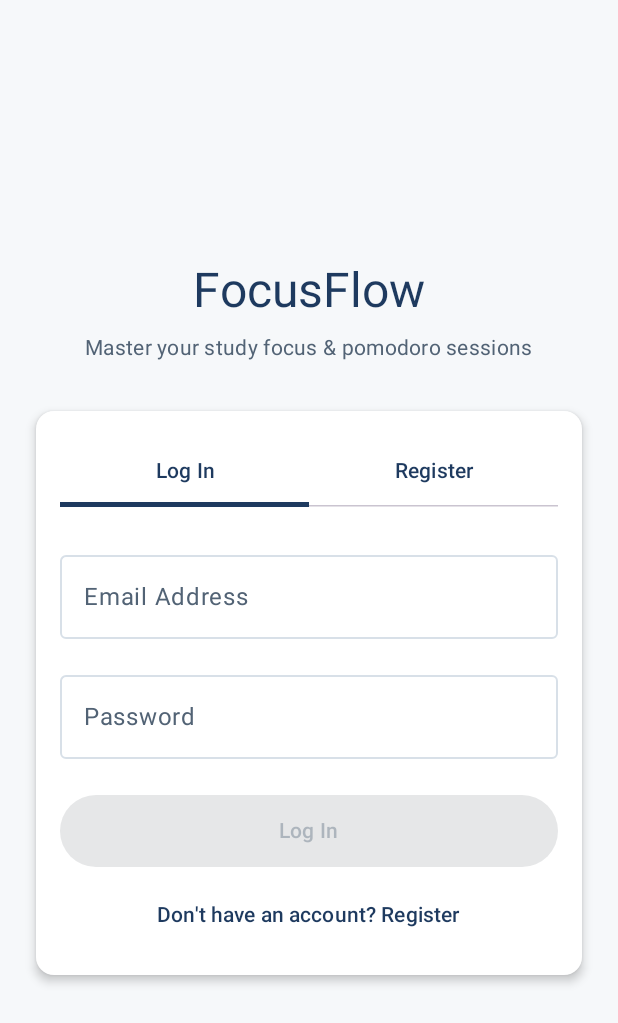
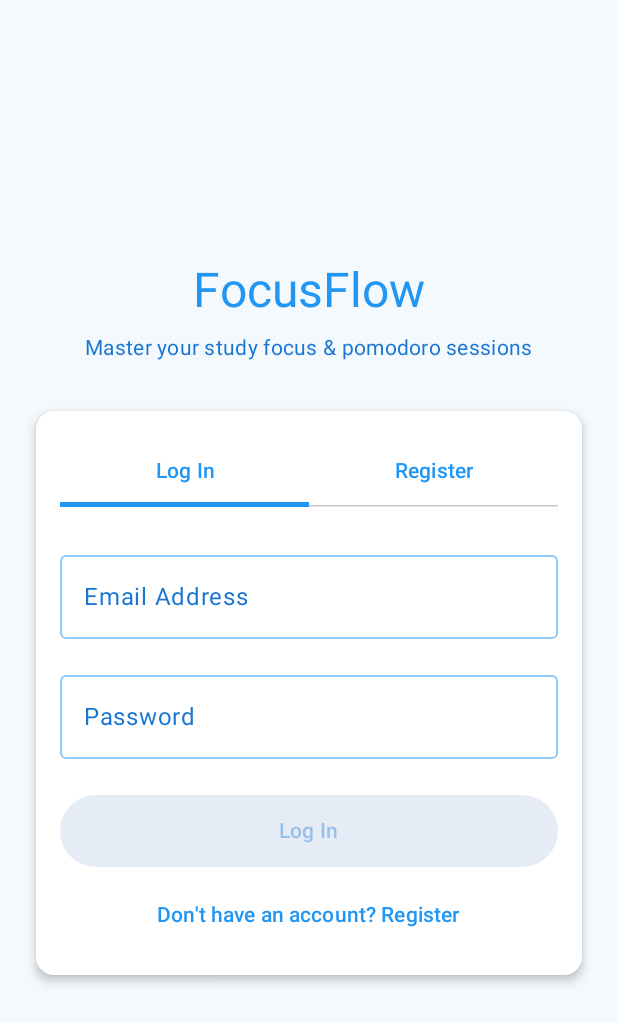
Before and after one commit to DidulaKaru/Focus, an Android app built with Jetpack Compose: the screen it shows after launch (MainActivity), on a phone screen of 412 x 824 dp. Shown: the top 1023 px of the screen. Run offline under Robolectric (Android 15) with nearby library versions, the phone set to English and light mode, and no system bars; our stand-ins replace Dagger/Hilt's generated code, Firebase (no records; nobody signed in at launch, a user with empty details on screens opened directly).

Commit message:
UI changes

```diff
--- a/app/src/main/java/com/focusflow/app/ui/components/AddTaskDialog.kt
+++ b/app/src/main/java/com/focusflow/app/ui/components/AddTaskDialog.kt
@@ -49,6 +49,11 @@ import com.focusflow.app.model.Priority
 import com.focusflow.app.model.SubtaskModel
 import java.util.Calendar
 import java.util.TimeZone
+
+private fun formatDeadlineText(epochMillis: Long): String {
+    val sdf = java.text.SimpleDateFormat("MMM dd, yyyy", java.util.Locale.getDefault())
+    return sdf.format(java.util.Date(epochMillis))
+}
 
 @OptIn(ExperimentalMaterial3Api::class)
 @Composable
@@ -214,7 +219,7 @@ fun AddTaskDialog(
                                     modifier = Modifier.fillMaxWidth()
                                 ) {
                                     Text(
-                                        text = "• ${subtask.title}",
+                                        text = subtask.title,
                                         style = MaterialTheme.typography.bodyMedium,
                                         modifier = Modifier.weight(1f)
                                     )
@@ -258,7 +263,7 @@ fun AddTaskDialog(
                         modifier = Modifier.weight(1f)
                     ) {
                         Text(
-                            deadlineEpoch?.let { "Due: ${formatDeadline(it)}" } ?: "Set deadline (optional)"
+                            deadlineEpoch?.let { "Due: ${formatDeadlineText(it)}" } ?: "Set deadline (optional)"
                         )
                     }
                     if (deadlineEpoch != null) {
@@ -333,7 +338,6 @@ fun AddTaskDialog(
     }
 }
 
-// DatePicker works in UTC midnight; store the chosen calendar day as 09:00 local time.
 private fun pickerUtcToLocal(utcMillis: Long): Long {
     val utc = Calendar.getInstance(TimeZone.getTimeZone("UTC")).apply { timeInMillis = utcMillis }
     return Calendar.getInstance().apply {
--- a/app/src/main/java/com/focusflow/app/ui/navigation/NavGraph.kt
+++ b/app/src/main/java/com/focusflow/app/ui/navigation/NavGraph.kt
@@ -1,10 +1,11 @@
 package com.focusflow.app.ui.navigation
 
-import com.focusflow.app.repository.RepositoryErrors
-import androidx.compose.material3.SnackbarHostState
-import androidx.compose.material3.SnackbarHost
+import androidx.compose.animation.core.tween
+import androidx.compose.animation.fadeIn
+import androidx.compose.animation.fadeOut
+import androidx.compose.animation.slideInHorizontally
+import androidx.compose.animation.slideOutHorizontally
 import androidx.compose.foundation.layout.padding
-import androidx.compose.foundation.layout.imePadding
 import androidx.compose.foundation.layout.systemBarsPadding
 import androidx.compose.material.icons.Icons
 import androidx.compose.material.icons.filled.DateRange
@@ -20,9 +21,9 @@ import androidx.compose.runtime.Composable
 import androidx.compose.runtime.LaunchedEffect
 import androidx.compose.runtime.collectAsState
 import androidx.compose.runtime.getValue
-import androidx.compose.runtime.remember
 import androidx.compose.ui.Modifier
-import androidx.hilt.navigation.compose.hiltViewModel
+import androidx.lifecycle.viewmodel.compose.viewModel
+import androidx.navigation.NavGraph.Companion.findStartDestination
 import androidx.navigation.NavType
 import androidx.navigation.compose.NavHost
 import androidx.navigation.compose.composable
@@ -49,13 +50,12 @@ object Screen {
 
 @Composable
 fun FocusFlowApp(
-    authViewModel: AuthViewModel = hiltViewModel(),
-    taskViewModel: TaskViewModel = hiltViewModel(),
-    pomodoroViewModel: PomodoroViewModel = hiltViewModel()
+    authViewModel: AuthViewModel = viewModel(),
+    taskViewModel: TaskViewModel = viewModel(),
+    pomodoroViewModel: PomodoroViewModel = viewModel()
 ) {
     val navController = rememberNavController()
     val authState by authViewModel.authState.collectAsState()
-    val startDestination = remember { if (authState) Screen.DASHBOARD else Screen.AUTH }
     val themeMode by pomodoroViewModel.themeModeStateFlow.collectAsState()
 
     val navBackStackEntry by navController.currentBackStackEntryAsState()
@@ -77,15 +77,9 @@ fun FocusFlowApp(
 
     val showBottomBar = authState && currentRoute != Screen.AUTH
 
-    val snackbarHostState = remember { SnackbarHostState() }
-    LaunchedEffect(Unit) {
-        RepositoryErrors.events.collect { snackbarHostState.showSnackbar(it) }
-    }
-
     FocusFlowTheme(themeMode = themeMode) {
         Scaffold(
-            modifier = Modifier.systemBarsPadding().imePadding(),
-            snackbarHost = { SnackbarHost(snackbarHostState) },
+            modifier = Modifier.systemBarsPadding(),
             bottomBar = {
                 if (showBottomBar) {
                     NavigationBar {
@@ -95,7 +89,7 @@ fun FocusFlowApp(
                             selected = currentRoute == Screen.DASHBOARD,
                             onClick = {
                                 navController.navigate(Screen.DASHBOARD) {
-                                    popUpTo(Screen.DASHBOARD) {
+                                    popUpTo(navController.graph.findStartDestination().id) {
                                         saveState = true
                                     }
                                     launchSingleTop = true
@@ -109,7 +103,7 @@ fun FocusFlowApp(
                             selected = currentRoute == Screen.ANALYTICS,
                             onClick = {
                                 navController.navigate(Screen.ANALYTICS) {
-                                    popUpTo(Screen.DASHBOARD) {
+                                    popUpTo(navController.graph.findStartDestination().id) {
                                         saveState = true
                                     }
                                     launchSingleTop = true
@@ -123,7 +117,7 @@ fun FocusFlowApp(
                             selected = currentRoute?.startsWith(Screen.POMODORO) == true,
                             onClick = {
                                 navController.navigate("${Screen.POMODORO}/none") {
-                                    popUpTo(Screen.DASHBOARD) {
+                                    popUpTo(navController.graph.findStartDestination().id) {
                                         saveState = true
                                     }
                                     launchSingleTop = true
@@ -137,7 +131,7 @@ fun FocusFlowApp(
                             selected = currentRoute == Screen.SETTINGS,
                             onClick = {
                                 navController.navigate(Screen.SETTINGS) {
-                                    popUpTo(Screen.DASHBOARD) {
+                                    popUpTo(navController.graph.findStartDestination().id) {
                                         saveState = true
                                     }
                                     launchSingleTop = true
@@ -151,7 +145,11 @@ fun FocusFlowApp(
         ) { paddingValues ->
             NavHost(
                 navController = navController,
-                startDestination = startDestination,
+                startDestination = if (authState) Screen.DASHBOARD else Screen.AUTH,
+                enterTransition = { fadeIn(animationSpec = tween(250)) + slideInHorizontally { it / 6 } },
+                exitTransition = { fadeOut(animationSpec = tween(250)) + slideOutHorizontally { -it / 6 } },
+                popEnterTransition = { fadeIn(animationSpec = tween(250)) + slideInHorizontally { -it / 6 } },
+                popExitTransition = { fadeOut(animationSpec = tween(250)) + slideOutHorizontally { it / 6 } },
                 modifier = Modifier.padding(paddingValues)
             ) {
                 composable(Screen.AUTH) {
--- a/app/src/main/java/com/focusflow/app/ui/screens/DashboardScreen.kt
+++ b/app/src/main/java/com/focusflow/app/ui/screens/DashboardScreen.kt
@@ -24,6 +24,7 @@ import androidx.compose.material.icons.Icons
 import androidx.compose.material.icons.filled.Add
 import androidx.compose.material.icons.filled.ArrowDropDown
 import androidx.compose.material.icons.filled.Clear
+import androidx.compose.material.icons.filled.DateRange
 import androidx.compose.material.icons.filled.ExitToApp
 import androidx.compose.material.icons.filled.List
 import androidx.compose.material.icons.filled.Search
@@ -232,7 +233,7 @@ fun DashboardScreen(
                     }
                 }
                 is TasksUiState.Success -> {
-                    // Daily Focus Ring & Streak Bar Header
+                    // Daily Focus Ring & Streak Bar Header (Clean Vector Icons, Zero Emojis)
                     Surface(
                         color = MaterialTheme.colorScheme.surfaceVariant.copy(alpha = 0.35f),
                         shape = RoundedCornerShape(16.dp),
@@ -275,9 +276,11 @@ fun DashboardScreen(
                                             style = Stroke(width = 4.dp.toPx(), cap = StrokeCap.Round)
                                         )
                                     }
-                                    Text(
-                                        text = "🎯",
-                                        style = MaterialTheme.typography.bodySmall
+                                    Icon(
+                                        imageVector = Icons.Default.DateRange,
+                                        contentDescription = null,
+                                        tint = primaryColor,
+                                        modifier = Modifier.size(18.dp)
                                     )
                                 }
                                 Spacer(modifier = Modifier.width(12.dp))
@@ -288,7 +291,7 @@ fun DashboardScreen(
                                         color = MaterialTheme.colorScheme.onSurface
                                     )
                                     Text(
-                                        text = "🔥 $streakDays Day Streak",
+                                        text = "Streak: $streakDays days",
                                         style = MaterialTheme.typography.bodySmall,
                                         color = MaterialTheme.colorScheme.primary
                                     )
@@ -436,7 +439,7 @@ fun DashboardScreen(
                     ) {
                         Row(
                             verticalAlignment = Alignment.CenterVertically,
-                            modifier = Modifier.fillMaxWidth().padding(end = 80.dp) // keep clear of the FAB
+                            modifier = Modifier.fillMaxWidth().padding(end = 80.dp)
                         ) {
                             OutlinedTextField(
                                 value = quickTaskTitle,
--- a/app/src/main/java/com/focusflow/app/ui/theme/Theme.kt
+++ b/app/src/main/java/com/focusflow/app/ui/theme/Theme.kt
@@ -16,42 +16,42 @@ import androidx.compose.ui.platform.LocalView
 import androidx.core.view.WindowCompat
 import com.focusflow.app.repository.ThemeMode
 
-// "Oceanic Midnight & Luminous Ice Blue" (Dark Palette)
+// Dark Mode Palette (#0B132B, #1C2541, #3A506B, #5BC0BE)
 private val DarkColorScheme = darkColorScheme(
-    primary = Color(0xFF7EB8F0),
-    onPrimary = Color(0xFF081D33),
-    primaryContainer = Color(0xFF173352),
-    onPrimaryContainer = Color(0xFFDDEEFE),
-    secondary = Color(0xFF72C5D3),
-    secondaryContainer = Color(0xFF153B44),
-    onSecondaryContainer = Color(0xFFCFEFF5),
-    tertiary = Color(0xFF94B5D6),
-    background = Color(0xFF0B131E),
-    surface = Color(0xFF121C2B),
-    surfaceVariant = Color(0xFF1A2638),
-    onBackground = Color(0xFFECF2F8),
-    onSurface = Color(0xFFECF2F8),
-    onSurfaceVariant = Color(0xFFA1B3C6),
-    outline = Color(0xFF27384C)
+    primary = Color(0xFF5BC0BE),
+    onPrimary = Color(0xFF0B132B),
+    primaryContainer = Color(0xFF1C2541),
+    onPrimaryContainer = Color(0xFF5BC0BE),
+    secondary = Color(0xFF3A506B),
+    secondaryContainer = Color(0xFF1C2541),
+    onSecondaryContainer = Color(0xFF5BC0BE),
+    tertiary = Color(0xFF6FFFE9),
+    background = Color(0xFF0B132B),
+    surface = Color(0xFF1C2541),
+    surfaceVariant = Color(0xFF3A506B),
+    onBackground = Color(0xFFE6F4F5),
+    onSurface = Color(0xFFE6F4F5),
+    onSurfaceVariant = Color(0xFFA5C4D4),
+    outline = Color(0xFF3A506B)
 )
 
-// "Nordic Frost & Deep Slate" (Light Palette)
+// Light Mode Palette (#E3F2FD, #90CAF9, #2196F3, #0D47A1)
 private val LightColorScheme = lightColorScheme(
-    primary = Color(0xFF1E3A5F),
+    primary = Color(0xFF2196F3),
     onPrimary = Color.White,
-    primaryContainer = Color(0xFFE1EAF5),
-    onPrimaryContainer = Color(0xFF0D2340),
-    secondary = Color(0xFF3B6978),
-    secondaryContainer = Color(0xFFE0EDF2),
-    onSecondaryContainer = Color(0xFF122C34),
-    tertiary = Color(0xFF4A6984),
-    background = Color(0xFFF6F8FA),
+    primaryContainer = Color(0xFFE3F2FD),
+    onPrimaryContainer = Color(0xFF0D47A1),
+    secondary = Color(0xFF1565C0),
+    secondaryContainer = Color(0xFFE3F2FD),
+    onSecondaryContainer = Color(0xFF0D47A1),
+    tertiary = Color(0xFF1E88E5),
+    background = Color(0xFFF4F9FD),
     surface = Color(0xFFFFFFFF),
-    surfaceVariant = Color(0xFFEDF1F5),
-    onBackground = Color(0xFF111A24),
-    onSurface = Color(0xFF111A24),
-    onSurfaceVariant = Color(0xFF526375),
-    outline = Color(0xFFD8E0E8)
+    surfaceVariant = Color(0xFFE3F2FD),
+    onBackground = Color(0xFF0D47A1),
+    onSurface = Color(0xFF0D47A1),
+    onSurfaceVariant = Color(0xFF1976D2),
+    outline = Color(0xFF90CAF9)
 )
 
 @Composable
--- a/app/src/main/java/com/focusflow/app/ui/viewmodel/TaskViewModel.kt
+++ b/app/src/main/java/com/focusflow/app/ui/viewmodel/TaskViewModel.kt
@@ -1,7 +1,5 @@
 package com.focusflow.app.ui.viewmodel
 
-import dagger.hilt.android.lifecycle.HiltViewModel
-import javax.inject.Inject
 import androidx.lifecycle.ViewModel
 import androidx.lifecycle.viewModelScope
 import com.focusflow.app.model.ModuleModel
@@ -11,6 +9,7 @@ import com.focusflow.app.model.TaskModel
 import com.focusflow.app.repository.AuthRepository
 import com.focusflow.app.repository.ModuleRepository
 import com.focusflow.app.repository.TaskRepository
+import dagger.hilt.android.lifecycle.HiltViewModel
 import kotlinx.coroutines.ExperimentalCoroutinesApi
 import kotlinx.coroutines.flow.MutableStateFlow
 import kotlinx.coroutines.flow.SharingStarted
@@ -21,6 +20,7 @@ import kotlinx.coroutines.flow.flatMapLatest
 import kotlinx.coroutines.flow.flowOf
 import kotlinx.coroutines.flow.stateIn
 import kotlinx.coroutines.launch
+import javax.inject.Inject
 
 enum class SortOption {
     DEADLINE,
```
